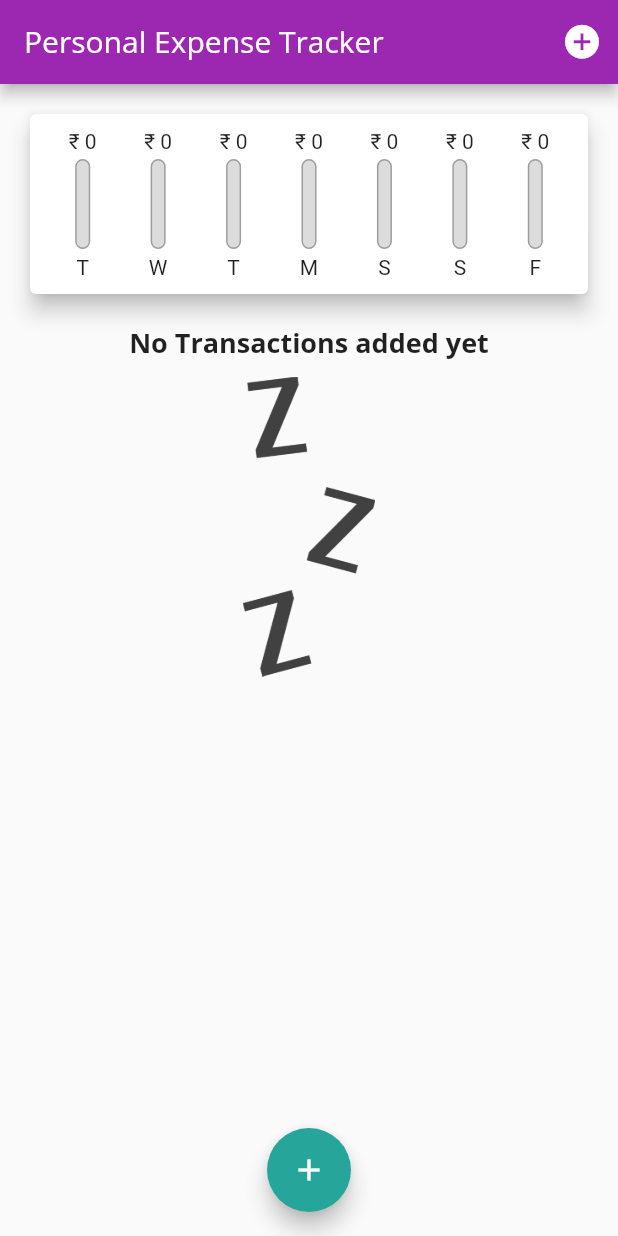
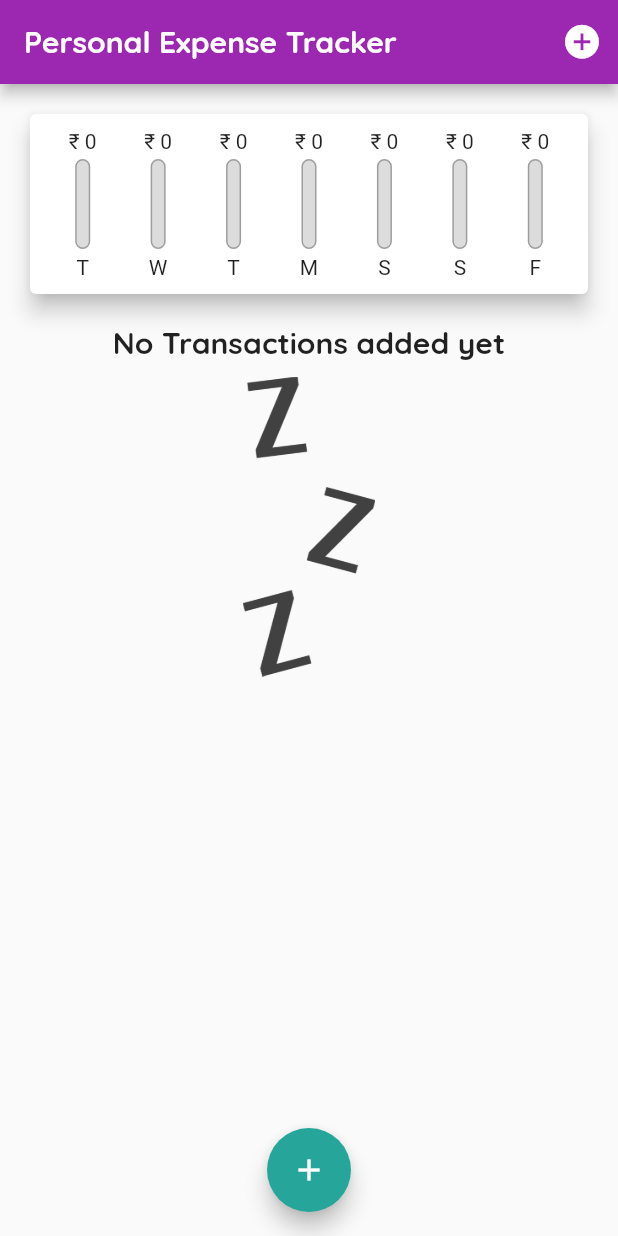
Before and after one commit to Sharan-121/Personal-Expense-Tracker, a Flutter app: the screen it shows after launch, on a phone screen of 412 x 824 dp. Run offline on Flutter 3.47's test engine with Material 2 defaults, Android fonts, the phone set to English and light mode, and no system bars.

Commit message:
changed fonts

```diff
--- a/lib/main.dart
+++ b/lib/main.dart
@@ -23,16 +23,17 @@ class MyApp extends StatelessWidget {
         fontFamily: "QuickSand",
         textTheme: ThemeData.light().textTheme.copyWith(
             headline6: TextStyle(
-                fontFamily: 'OpenSans',
+                fontFamily: 'QuickSand',
                 fontWeight: FontWeight.bold,
-                fontSize: 18)),
+                fontSize: 20)),
         appBarTheme: AppBarTheme(
             titleTextStyle: ThemeData.light()
                 .textTheme
                 .copyWith(
                     headline6: TextStyle(
-                  fontFamily: 'OpenSans',
+                  fontFamily: 'QuickSand',
                   fontSize: 20,
+                  fontWeight: FontWeight.bold,
                 ))
                 .headline6),
       ),
```
